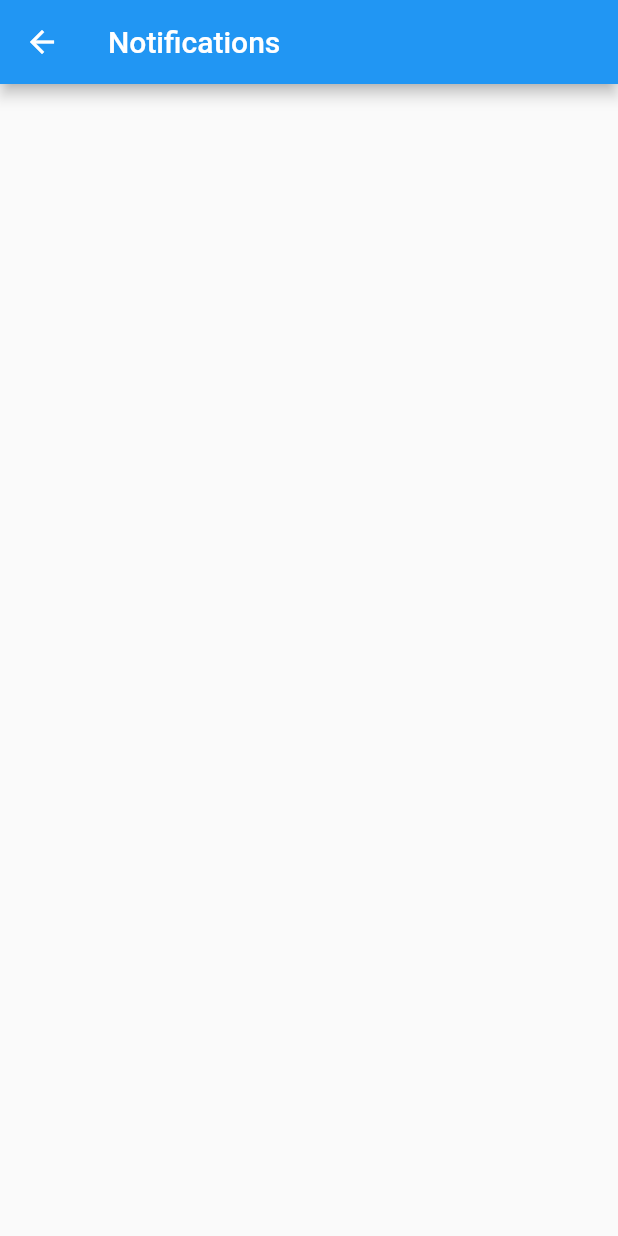
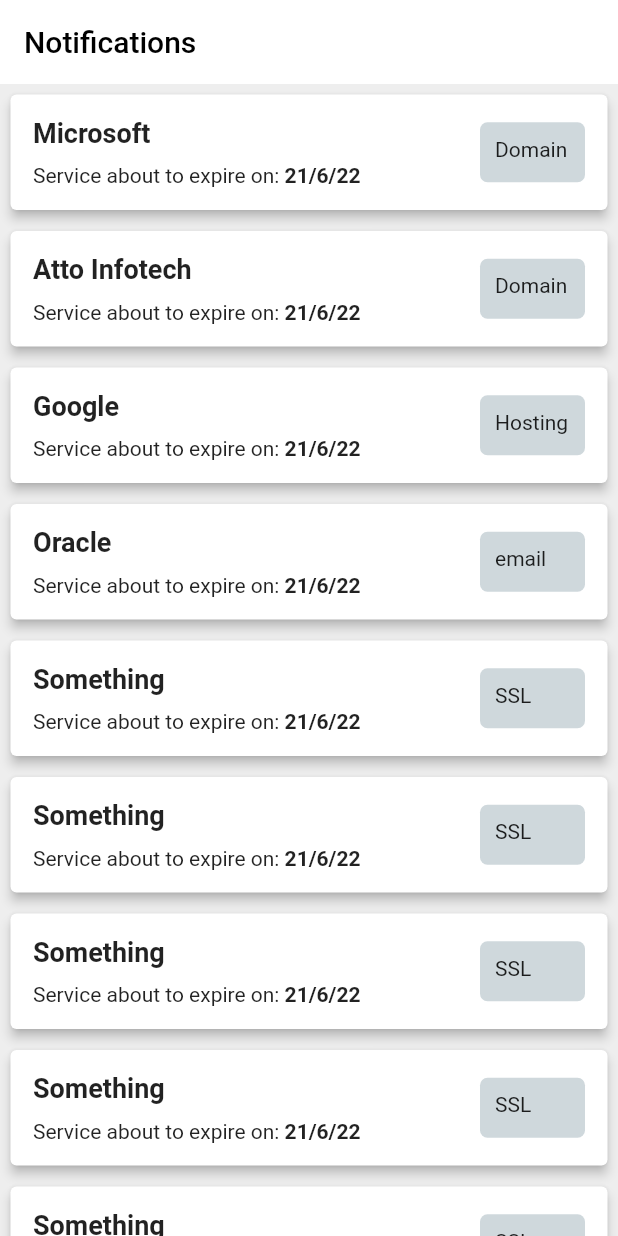
Before and after one commit to Anurag2405/atto-infotech-app, a Flutter app: the NotificationsPage screen opened directly, on a phone screen of 412 x 824 dp. Run offline on Flutter 3.47's test engine with Material 2 defaults, Android fonts, the phone set to English and light mode, and no system bars; our stand-ins replace searchfield.

Commit message:
added notifications page

```diff
--- a/lib/main.dart
+++ b/lib/main.dart
@@ -3,11 +3,14 @@ import 'package:attoform/screens/formpage.dart';
 import 'package:attoform/screens/homepage.dart';
 import 'package:attoform/screens/products.dart';
 import 'package:flutter/material.dart';
+import 'package:attoform/screens/notifications.dart';
 
 void main() {
   runApp(MaterialApp(
+    home: NotificationsPage(),
     // home: Homepage(),
-    home: Homepage(),
+    // home: ProductsMaster(),
+    // home: Infoform(),
     // initialRoute: "/",
     // routes: {
     //   "/": (context) => Homepage(),
--- /dev/null
+++ b/lib/models/notification.dart
@@ -0,0 +1,26 @@
+class Notify{
+  String name;
+  String expDate;
+  String serviceType;
+
+  Notify(
+      {required this.name,
+       required this.expDate,
+       required this.serviceType}
+      );
+}
+
+List<Notify> notifications = [
+  Notify(name: "Microsoft ", expDate: "21/6/22", serviceType: "Domain"),
+  Notify(name: "Atto Infotech", expDate: "21/6/22", serviceType: "Domain"),
+  Notify(name: "Google ", expDate: "21/6/22", serviceType: "Hosting"),
+  Notify(name: "Oracle", expDate: "21/6/22", serviceType: "email"),
+  Notify(name: "Something", expDate: "21/6/22", serviceType: "SSL"),
+  Notify(name: "Something", expDate: "21/6/22", serviceType: "SSL"),
+  Notify(name: "Something", expDate: "21/6/22", serviceType: "SSL"),
+  Notify(name: "Something", expDate: "21/6/22", serviceType: "SSL"),
+  Notify(name: "Something", expDate: "21/6/22", serviceType: "SSL"),
+  Notify(name: "Something", expDate: "21/6/22", serviceType: "SSL"),
+  Notify(name: "Something", expDate: "21/6/22", serviceType: "SSL"),
+  Notify(name: "Something", expDate: "21/6/22", serviceType: "SSL"),
+];
--- a/lib/screens/homepage.dart
+++ b/lib/screens/homepage.dart
@@ -1,8 +1,10 @@
 import 'package:attoform/models/client.dart';
+import 'package:attoform/screens/products.dart';
 import 'package:attoform/widget/client_card.dart';
 import 'package:attoform/screens/formpage.dart';
 import 'package:flutter/material.dart';
 import 'package:attoform/widget/search_widget.dart';
+import 'package:attoform/screens/notifications.dart';
 
 class Homepage extends StatefulWidget {
   const Homepage({Key? key}) : super(key: key);
@@ -15,6 +17,12 @@ class _HomepageState extends State<Homepage> {
   int _selectedIndex = 0;
   String query = '';
   late List<Client> clients;
+  int currentIndex = 0;
+  final screens = [
+    Homepage(),
+    ProductsMaster(),
+    NotificationsPage(),
+  ];
 
   @override
   void initState() {
@@ -78,7 +86,7 @@ class _HomepageState extends State<Homepage> {
         ],
       ),
       bottomNavigationBar: BottomNavigationBar(
-        items: const <BottomNavigationBarItem>[
+        items: [
           BottomNavigationBarItem(
             icon: Icon(Icons.chat),
             label: 'Clients',
@@ -92,9 +100,11 @@ class _HomepageState extends State<Homepage> {
             label: 'Notifications',
           ),
         ],
-        currentIndex: _selectedIndex,
+        currentIndex: currentIndex,
+        type: BottomNavigationBarType.fixed,
         // selectedItemColor: Colors.redAccent,
-        onTap: _onItemTapped,
+        onTap: (index)  => setState(() => currentIndex = index),
+        // onTap: _onItemTapped,
       ),
       floatingActionButton: FloatingActionButton(
         onPressed: () {},
--- a/lib/screens/notifications.dart
+++ b/lib/screens/notifications.dart
@@ -1,4 +1,6 @@
 import 'package:flutter/material.dart';
+import 'package:attoform/widget/notify_tile.dart';
+import 'package:attoform/models/notification.dart';
 
 class NotificationsPage extends StatefulWidget {
   const NotificationsPage({Key? key}) : super(key: key);
@@ -11,9 +13,19 @@ class _NotificationsPageState extends State<NotificationsPage> {
   @override
   Widget build(BuildContext context) {
     return Scaffold(
+      backgroundColor: Colors.grey[200],
       appBar: AppBar(
         title: Text('Notifications'),
+        backgroundColor: Colors.white,
+        foregroundColor: Colors.black,
+        elevation: 0,
       ),
+      body: ListView.builder(
+          itemCount: notifications.length,
+          itemBuilder: (context,index){
+            return NotifyTile(notification: notifications[index]);
+          }
+      )
     );
   }
 }
--- /dev/null
+++ b/lib/widget/notify_tile.dart
@@ -0,0 +1,57 @@
+import 'package:flutter/material.dart';
+import 'package:attoform/models/notification.dart';
+class NotifyTile extends StatelessWidget {
+  // const NotifyTile({Key? key}) : super(key: key);
+  Notify notification;
+  NotifyTile({required this.notification});
+
+
+  @override
+  Widget build(BuildContext context) {
+    return Card(
+      margin: EdgeInsets.all(7),
+      elevation: 3,
+      color: Colors.white,
+          child: Padding(
+            padding: const EdgeInsets.all(15.0),
+            child: Row(
+              mainAxisAlignment: MainAxisAlignment.spaceBetween,
+              children: [
+                Column(
+                  crossAxisAlignment: CrossAxisAlignment.start,
+                  children: [
+                    Text(
+                        notification.name,
+                    style: TextStyle(fontWeight: FontWeight.bold,fontSize: 18),),
+                    SizedBox(height: 10),
+                    Row(
+                      children: [
+                        Text("Service about to expire on: "),
+                        Text(notification.expDate,style: TextStyle(fontWeight: FontWeight.bold),),
+                      ],
+                    ),
+                  ],
+                ),
+                Column(
+                  mainAxisAlignment: MainAxisAlignment.center,
+                  children: [
+                    Container(
+                        width: 70,
+                        height: 40,
+                      decoration: BoxDecoration(
+                        borderRadius: BorderRadius.circular(5),
+                        color: Colors.blueGrey[100],
+                      ),
+                      child: Padding(
+                        padding: const EdgeInsets.all(10.0),
+                        child: Text(notification.serviceType),
+                      )),
+                  ],
+                ),
+              ],
+            ),
+          ),
+        );
+
+  }
+}
```
